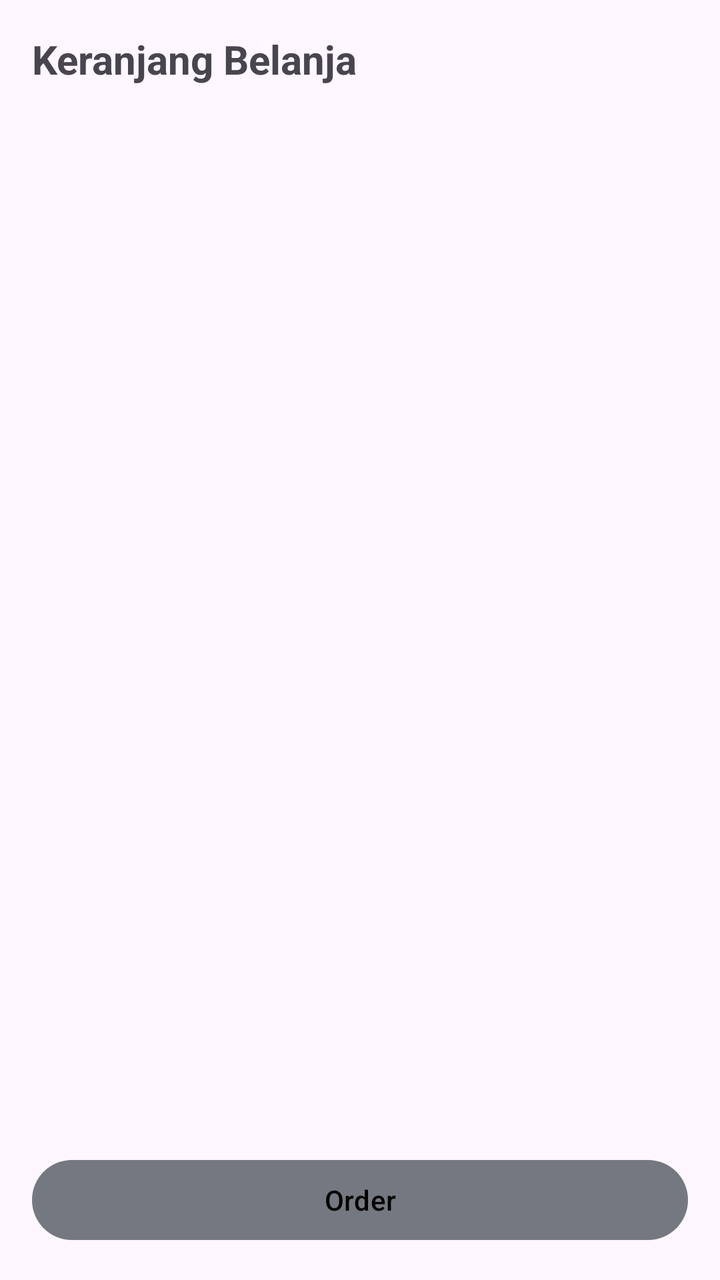
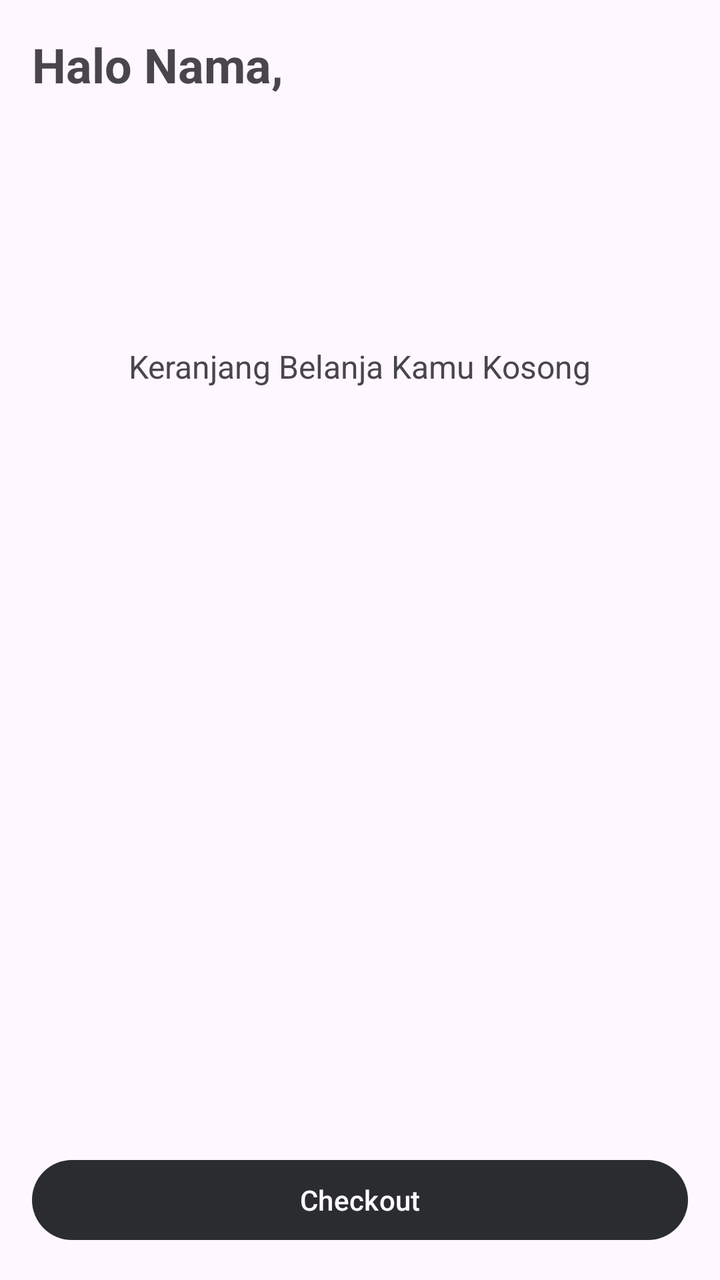

The first picture is an Android layout as it rendered before a commit; the second is the same layout after the commit. The layout source and the unified diff follow.
<!-- AndroidManifest.xml: application theme Theme.MesenMakanan -->
<!-- res/layout/fragment_keranjang.xml -->
<?xml version="1.0" encoding="utf-8"?>
<RelativeLayout xmlns:android="http://schemas.android.com/apk/res/android"
    xmlns:tools="http://schemas.android.com/tools"
    android:layout_width="match_parent"
    android:layout_height="match_parent"
    android:padding="16dp"
    tools:context=".KeranjangFragment">

    <TextView
        android:id="@+id/text_keranjang"
        android:layout_width="wrap_content"
        android:layout_height="wrap_content"
        android:text="Keranjang Belanja"
        android:textSize="20sp"
        android:textStyle="bold"/>

    <androidx.recyclerview.widget.RecyclerView
        android:id="@+id/recycler_view_keranjang"
        android:layout_width="match_parent"
        android:layout_height="match_parent"
        android:layout_below="@id/text_keranjang"
        android:layout_marginTop="8dp"/>

    <Button
        android:id="@+id/button_order"
        android:layout_width="match_parent"
        android:layout_height="wrap_content"
        android:layout_alignParentBottom="true"
        android:text="Order"
        android:textColor="#000000"
        tools:ignore="VisualLintButtonSize" />

</RelativeLayout>
<!-- resources referenced by this layout -->
<resources>
  <style name="Theme.MesenMakanan" parent="Base.Theme.MesenMakanan" />
  <style name="Base.Theme.MesenMakanan" parent="Theme.Material3.DayNight.NoActionBar">
          
          <item name="colorPrimary">@color/storm_gray</item>
      </style>
  <color name="storm_gray">#747880</color>
</resources>

<!-- the commit's change to res/layout/fragment_keranjang.xml (unified diff, before → after) -->
@@ -7,27 +7,29 @@
     tools:context=".KeranjangFragment">
 
     <TextView
-        android:id="@+id/text_keranjang"
+        android:id="@+id/text_halo_nama"
         android:layout_width="wrap_content"
         android:layout_height="wrap_content"
-        android:text="Keranjang Belanja"
-        android:textSize="20sp"
-        android:textStyle="bold"/>
+        android:text="Halo Nama,"
+        android:textSize="24sp"
+        android:textStyle="bold"
+        android:layout_marginBottom="24dp"/>
 
-    <androidx.recyclerview.widget.RecyclerView
-        android:id="@+id/recycler_view_keranjang"
-        android:layout_width="match_parent"
-        android:layout_height="match_parent"
-        android:layout_below="@id/text_keranjang"
-        android:layout_marginTop="8dp"/>
+    <TextView
+        android:id="@+id/text_keranjang_belanja"
+        android:layout_width="wrap_content"
+        android:layout_height="wrap_content"
+        android:layout_below="@id/text_halo_nama"
+        android:text="Keranjang Belanja Kamu Kosong"
+        android:textSize="16sp"
+        android:layout_centerHorizontal="true"
+        android:layout_marginTop="100dp"/>
 
     <Button
-        android:id="@+id/button_order"
+        android:id="@+id/button_checkout"
         android:layout_width="match_parent"
         android:layout_height="wrap_content"
         android:layout_alignParentBottom="true"
-        android:text="Order"
-        android:textColor="#000000"
-        tools:ignore="VisualLintButtonSize" />
+        android:text="Checkout" />
 
 </RelativeLayout>
<!-- resource entries referenced after the edit -->
@@ -5,6 +5,6 @@
           
           <item name="colorPrimary">@color/storm_gray</item>
       </style>
-  <color name="storm_gray">#747880</color>
+  <color name="storm_gray">#2B2C2F</color>
 </resources>
 
